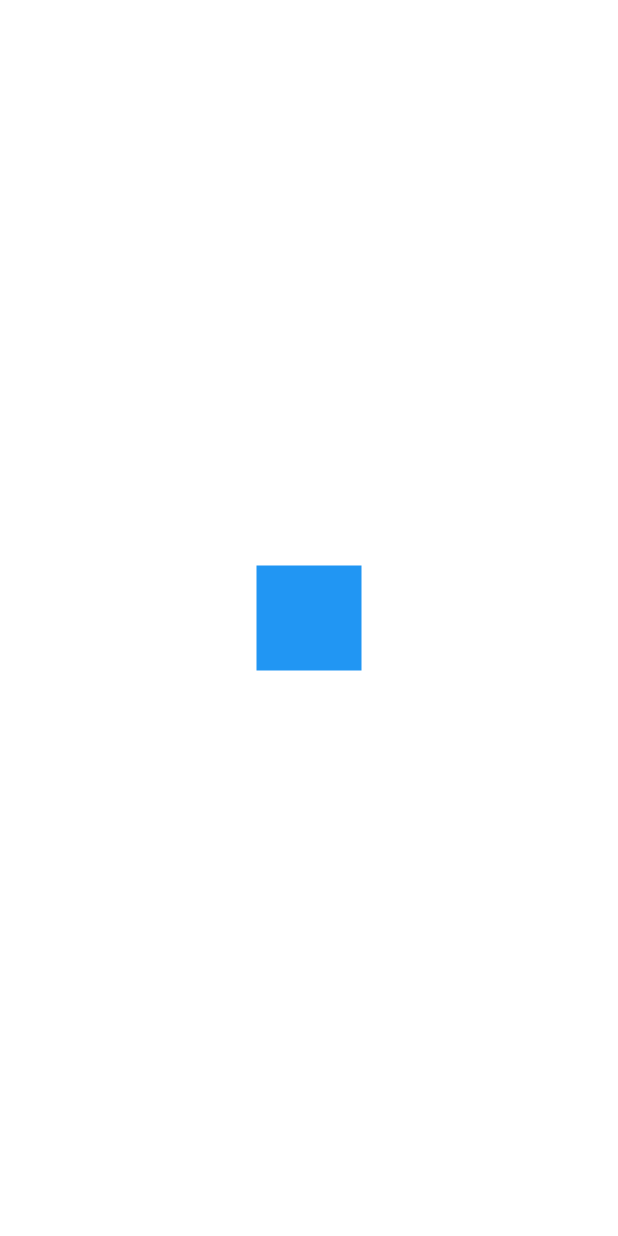
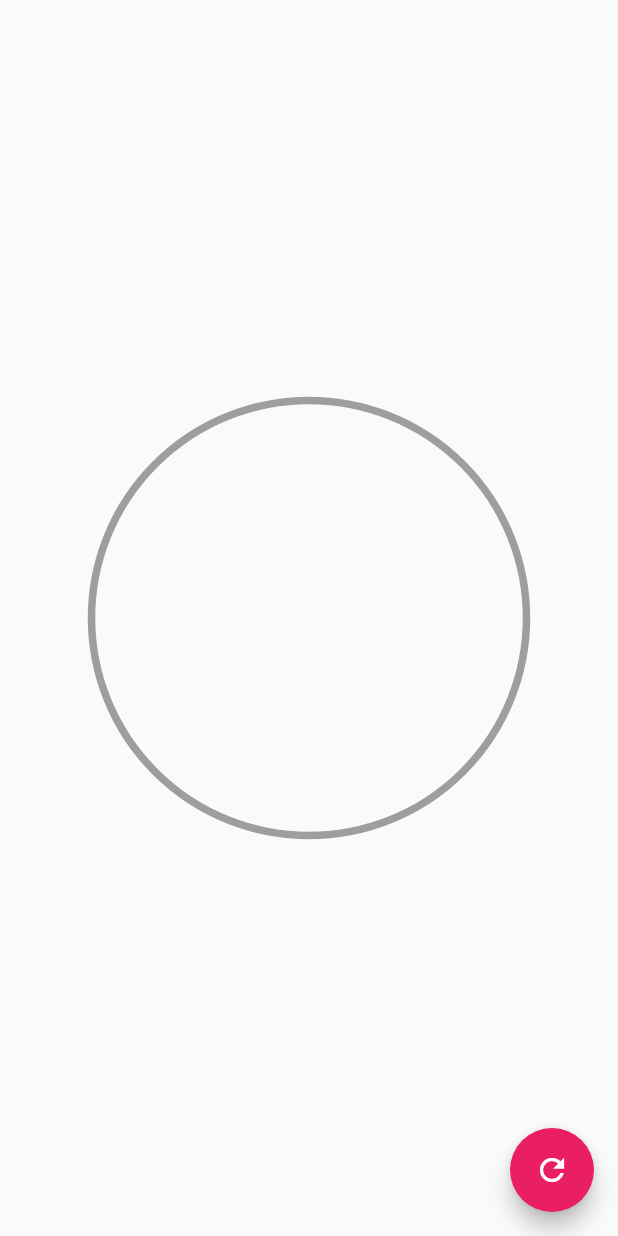
Before and after one commit to JosueHernandezR/disenios_ux_ui_flutter, a Flutter app: the screen it shows after launch, on a phone screen of 412 x 824 dp. Run offline on Flutter 3.47's test engine with Material 2 defaults, Android fonts, the phone set to English and light mode, and no system bars.

Commit message:
circular progress

```diff
--- a/custom_painter/lib/main.dart
+++ b/custom_painter/lib/main.dart
@@ -1,4 +1,5 @@
 import 'package:flutter/material.dart';
+import 'package:custom_painter/src/pages/circular_progress_page.dart';
 
 import 'package:custom_painter/src/retos/cuadradoanimado_page.dart';
 
@@ -13,7 +14,7 @@ class MyApp extends StatelessWidget {
     return MaterialApp(
       debugShowCheckedModeBanner: false,
       title: 'Diseños App',
-      home: CuadradoAnimadoPage(),
+      home: CircularProgressPage(),
     );
   }
 }
--- /dev/null
+++ b/custom_painter/lib/src/pages/circular_progress_page.dart
@@ -0,0 +1,86 @@
+import 'dart:math';
+
+import 'package:flutter/material.dart';
+
+class CircularProgressPage extends StatefulWidget {
+  CircularProgressPage({Key key}) : super(key: key);
+
+  @override
+  _CircularProgressPageState createState() => _CircularProgressPageState();
+}
+
+class _CircularProgressPageState extends State<CircularProgressPage> {
+  double porcentaje = 0;
+  @override
+  Widget build(BuildContext context) {
+    return Scaffold(
+      floatingActionButton: FloatingActionButton(
+        child: Icon(Icons.refresh),
+        backgroundColor: Colors.pink,
+        onPressed: () {
+          porcentaje += 10;
+          if (porcentaje > 100) {
+            porcentaje = 0;
+          }
+          setState(() {});
+        },
+      ),
+      body: Center(
+        child: Container(
+          padding: EdgeInsets.all(5),
+          width: 300,
+          height: 300,
+          //color: Colors.red,
+          child: CustomPaint(
+            painter: _MiRadialProgress(porcentaje),
+          ),
+        ),
+      ),
+    );
+  }
+}
+
+class _MiRadialProgress extends CustomPainter {
+  final porcentaje;
+
+  _MiRadialProgress(this.porcentaje);
+
+  @override
+  void paint(Canvas canvas, Size size) {
+    //Circulo completado
+    final x = size.width;
+    final y = size.height;
+
+    final paintCirculo = new Paint()
+      ..strokeWidth = 5
+      ..color = Colors.grey
+      ..style = PaintingStyle.stroke;
+
+    final center = new Offset(x / 2, y / 2);
+    final radio = min(x / 2, y / 2);
+
+    canvas.drawCircle(center, radio, paintCirculo);
+
+    // Arco
+    final paintArco = new Paint()
+      ..strokeWidth = 10
+      ..color = Colors.pink
+      ..style = PaintingStyle.stroke;
+    //Parte que se va llenando
+    double arcAngle = 2 * pi * (porcentaje / 100);
+    canvas.drawArc(
+      Rect.fromCircle(center: center, radius: radio),
+      -pi / 2,
+      arcAngle,
+      //Se puede usar para graficos de pastel
+      false,
+      paintArco,
+    );
+  }
+
+  @override
+  bool shouldRepaint(_MiRadialProgress oldDelegate) => true;
+
+  @override
+  bool shouldRebuildSemantics(_MiRadialProgress oldDelegate) => false;
+}
```
